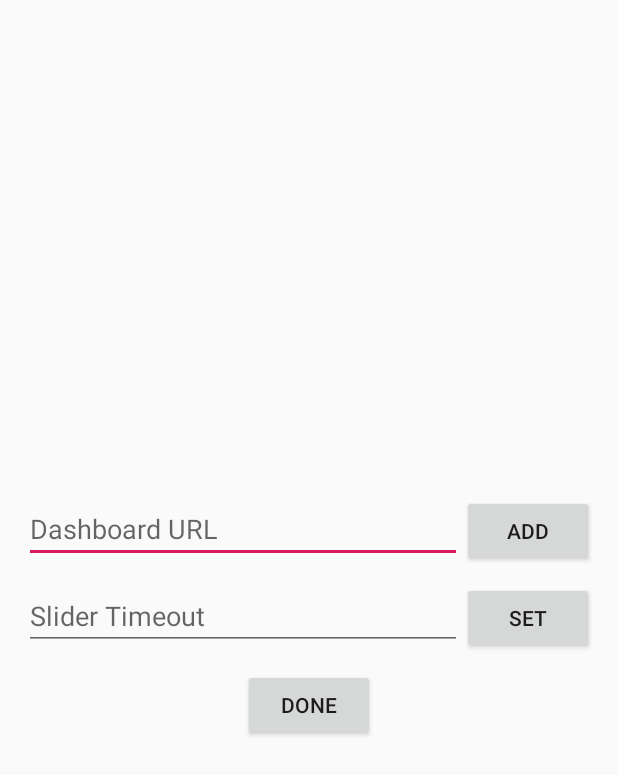
After one commit to IniongunIsaac/Dashboards, an Android app: the layout activity_dashboard_config.xml on its own in the app's theme, with its tools: preview values and no code run, on a phone screen of 412 x 824 dp. The commit adds this screen. Shown: the top 775 px of the screen. Run offline under Robolectric (Android 15) with nearby library versions, the phone set to English and light mode, and no system bars.

Commit message:
Added Dashboard configuration Activity.

```diff
--- /dev/null
+++ b/app/src/main/res/layout/activity_dashboard_config.xml
@@ -0,0 +1,62 @@
+<?xml version="1.0" encoding="utf-8"?>
+<LinearLayout xmlns:android="http://schemas.android.com/apk/res/android"
+    xmlns:app="http://schemas.android.com/apk/res-auto"
+    xmlns:tools="http://schemas.android.com/tools"
+    android:layout_width="match_parent"
+    android:layout_height="match_parent"
+    android:layout_gravity="center"
+    android:gravity="center"
+    android:layout_margin="16dp"
+    android:orientation="vertical"
+    tools:context=".DashboardConfigActivity">
+
+    <LinearLayout
+        android:layout_width="match_parent"
+        android:layout_height="wrap_content"
+        android:orientation="horizontal"
+        android:layout_marginBottom="10dp">
+
+        <EditText
+            android:layout_width="wrap_content"
+            android:layout_height="wrap_content"
+            android:id="@+id/et_url"
+            android:layout_weight="1"
+            android:hint="Dashboard URL"/>
+
+        <Button
+            android:layout_width="wrap_content"
+            android:layout_height="wrap_content"
+            android:id="@+id/btn_add_url"
+            android:text="add"/>
+
+    </LinearLayout>
+
+    <LinearLayout
+        android:layout_width="match_parent"
+        android:layout_height="wrap_content"
+        android:orientation="horizontal"
+        android:layout_marginBottom="10dp">
+
+        <EditText
+            android:layout_width="wrap_content"
+            android:layout_height="wrap_content"
+            android:id="@+id/et_timer_interval"
+            android:layout_weight="1"
+            android:inputType="number"
+            android:hint="Slider Timeout"/>
+
+        <Button
+            android:layout_width="wrap_content"
+            android:layout_height="wrap_content"
+            android:id="@+id/btn_set_timer"
+            android:text="set"/>
+
+    </LinearLayout>
+
+    <Button
+        android:layout_width="wrap_content"
+        android:layout_height="wrap_content"
+        android:id="@+id/btn_done"
+        android:text="Done"/>
+
+</LinearLayout>
--- a/app/src/main/res/values/styles.xml
+++ b/app/src/main/res/values/styles.xml
@@ -13,4 +13,11 @@
         <item name="windowNoTitle">true</item>
     </style>
 
+    <style name="AppTheme.FullScreen">
+        <item name="windowNoTitle">true</item>
+        <item name="windowActionBar">false</item>
+        <item name="android:windowFullscreen">true</item>
+        <item name="android:windowContentOverlay">@null</item>
+    </style>
+
 </resources>
```
Also changed, not shown: app/src/main/AndroidManifest.xml (+6 -1 lines), app/src/main/java/com/iniongun/dashboards/Constants.java (added, +13 -0 lines), app/src/main/java/com/iniongun/dashboards/DashboardConfigActivity.java (added, +81 -0 lines), app/src/main/java/com/iniongun/dashboards/DashboardsPagerAdapter.java (+12 -1 lines), app/src/main/java/com/iniongun/dashboards/MainActivity.java (+46 -19 lines), app/src/main/java/com/iniongun/dashboards/SecurePreferences.java (added, +183 -0 lines), app/src/main/java/com/iniongun/dashboards/Utils.java (added, +11 -0 lines), app/src/main/res/layout/activity_main.xml (+17 -17 lines), 1 other file.
